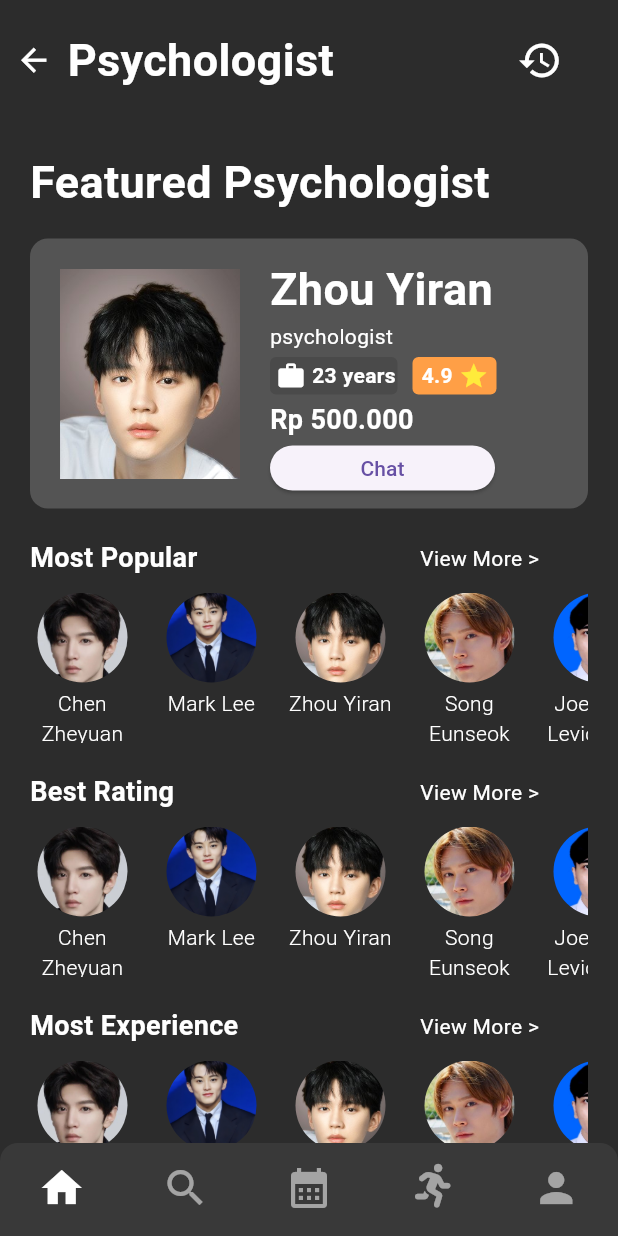
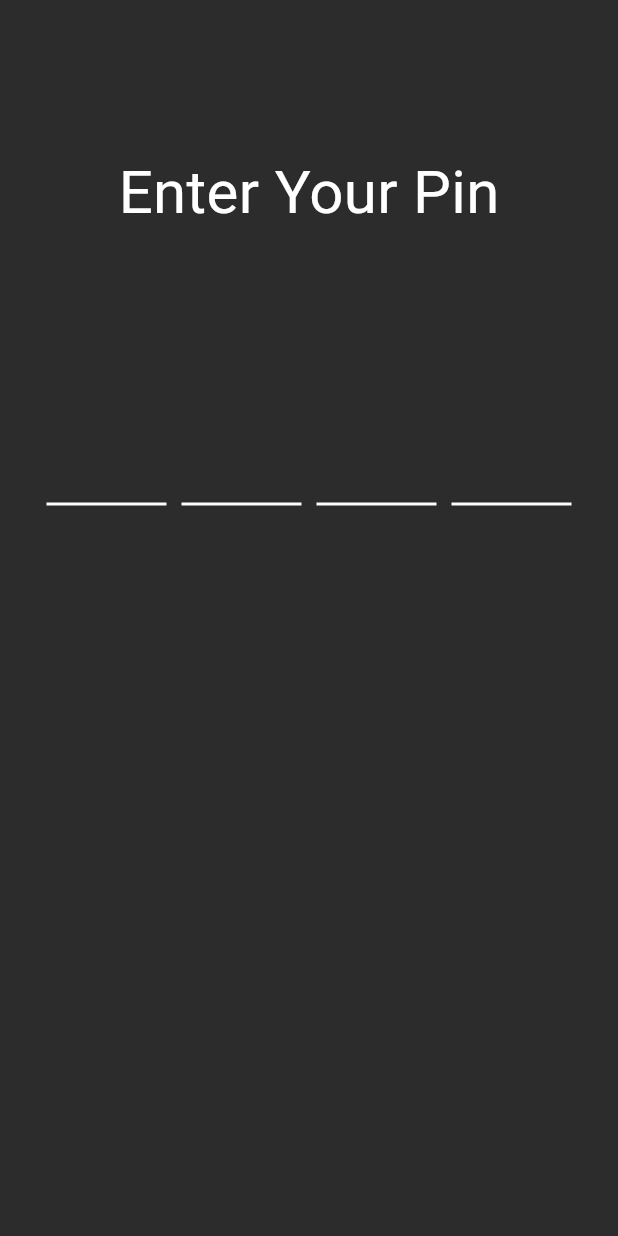
Before and after one commit to diandrakina/selamat_application, a Flutter app: the screen it shows after launch, on a phone screen of 412 x 824 dp. Run offline on Flutter 3.47's test engine with Material 3 defaults, Android fonts, the phone set to English and light mode, and no system bars; drawn by our look-alikes of pinput; our stand-ins replace cached_network_image, carousel_slider, fl_chart, flutter_svg, font_awesome_flutter and 2 more; missing offline and left inert: dart:ffi; Roboto replaces fonts that are missing (SamsungSans).

Commit message:
Diandra - Enter Pin

```diff
--- a/lib/main.dart
+++ b/lib/main.dart
@@ -6,6 +6,7 @@ import 'package:selamat_application/pages/discovery_page/featuredHabitsPage.dart
 import 'package:selamat_application/pages/discovery_page/habitPage.dart';
 import 'package:selamat_application/pages/discovery_page/psychologistDetailPage.dart';
 import 'package:selamat_application/pages/discovery_page/searchDiscoverPage.dart';
+import 'package:selamat_application/pages/login_page/enterPIN.dart';
 // LOGIN
 import 'package:selamat_application/pages/login_page/loginPage.dart';
 import 'package:selamat_application/pages/login_page/createUsernamePage.dart';
@@ -71,7 +72,7 @@ class MyApp extends StatelessWidget {
       // ),
       theme: new ThemeData(scaffoldBackgroundColor: AppColors.bgDarkMode),
       debugShowCheckedModeBanner: false,
-      home: DiscoverPsychologist(),
+      home: EnterPIN(),
     );
   }
 }
--- a/lib/pages/discovery_page/discoverPsychologist.dart
+++ b/lib/pages/discovery_page/discoverPsychologist.dart
@@ -70,7 +70,7 @@ class _DiscoverPsychologistState extends State<DiscoverPsychologist> {
                   height: 180,
                   width: double.maxFinite,
                   decoration: BoxDecoration(
-                      color: AppColors.floatingGrey,
+                      color: AppColors.darkModeCard,
                       borderRadius: BorderRadius.circular(12)),
                   child: Row(
                     children: [
@@ -110,7 +110,7 @@ class _DiscoverPsychologistState extends State<DiscoverPsychologist> {
                                   width: 85,
                                   decoration: BoxDecoration(
                                       borderRadius: BorderRadius.circular(4),
-                                      color: AppColors.inactiveTask),
+                                      color: AppColors.activeCalendar),
                                   child: Row(
                                     children: [
                                       Padding(padding: EdgeInsets.all(2)),
--- /dev/null
+++ b/lib/pages/login_page/enterPIN.dart
@@ -0,0 +1,49 @@
+import 'package:flutter/material.dart';
+import 'package:pinput/pinput.dart';
+import 'package:selamat_application/styles/styles.dart';
+
+class EnterPIN extends StatefulWidget {
+  const EnterPIN({super.key});
+
+  @override
+  State<EnterPIN> createState() => _EnterPINState();
+}
+
+class _EnterPINState extends State<EnterPIN> {
+  @override
+  Widget build(BuildContext context) {
+    return SafeArea(
+        child: Scaffold(
+      body: Column(
+        children: [
+          Padding(padding: EdgeInsets.all(50)),
+          Text(
+            "Enter Your Pin",
+            style: TextStyles.GR_40_title_regular,
+          ),
+          Padding(padding: EdgeInsets.all(50)),
+          Center(
+            child: SizedBox(
+              width: 350,
+              child: Pinput(
+                length: 4,
+                mainAxisAlignment: MainAxisAlignment.spaceBetween,
+                crossAxisAlignment: CrossAxisAlignment.center,
+                defaultPinTheme: PinTheme(
+                    height: 80,
+                    width: 80,
+                    decoration: BoxDecoration(
+                      color: Colors.transparent,
+                      border: Border(
+                        bottom: BorderSide(color: AppColors.white, width: 2),
+                      ),
+                    ),
+                    textStyle: TextStyles.bold_30),
+              ),
+            ),
+          )
+        ],
+      ),
+    ));
+  }
+}
--- a/pubspec.yaml
+++ b/pubspec.yaml
@@ -40,7 +40,7 @@ dependencies:
   table_calendar: ^3.0.9
   calendar_timeline: ^1.1.2
   sliding_up_panel: ^2.0.0+1
-
+  pinput: ^4.0.0
   font_awesome_flutter: ^9.0.0
   numberpicker: ^2.1.2
 
```
Also changed, not shown: pubspec.lock, 5 other files.
